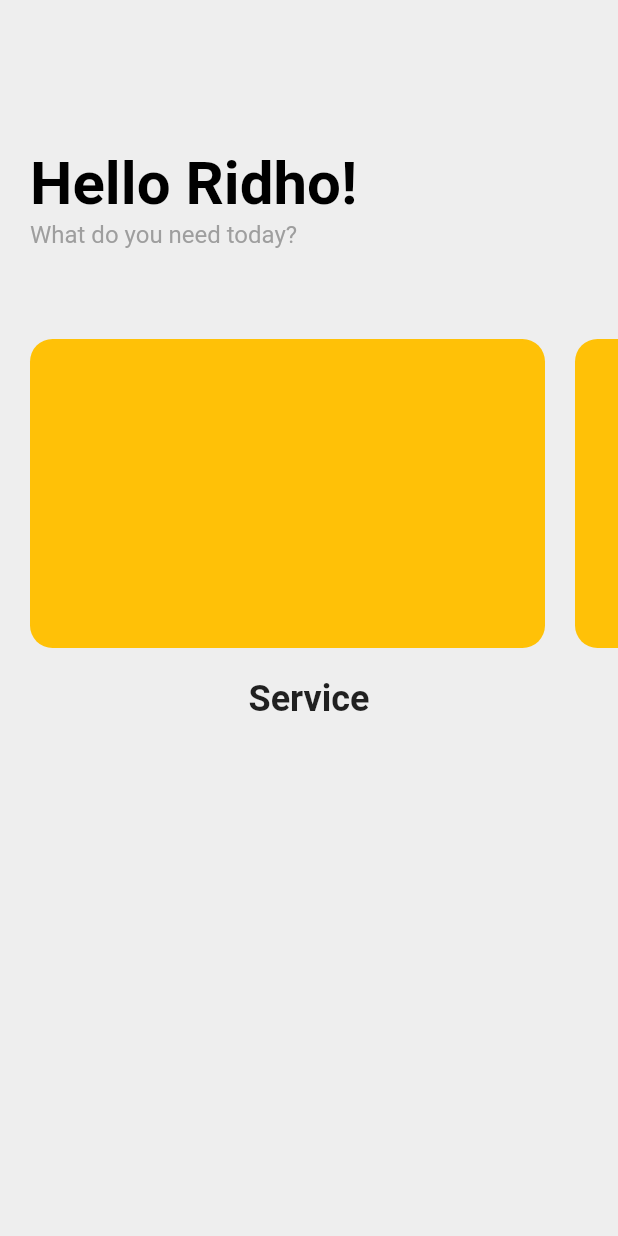
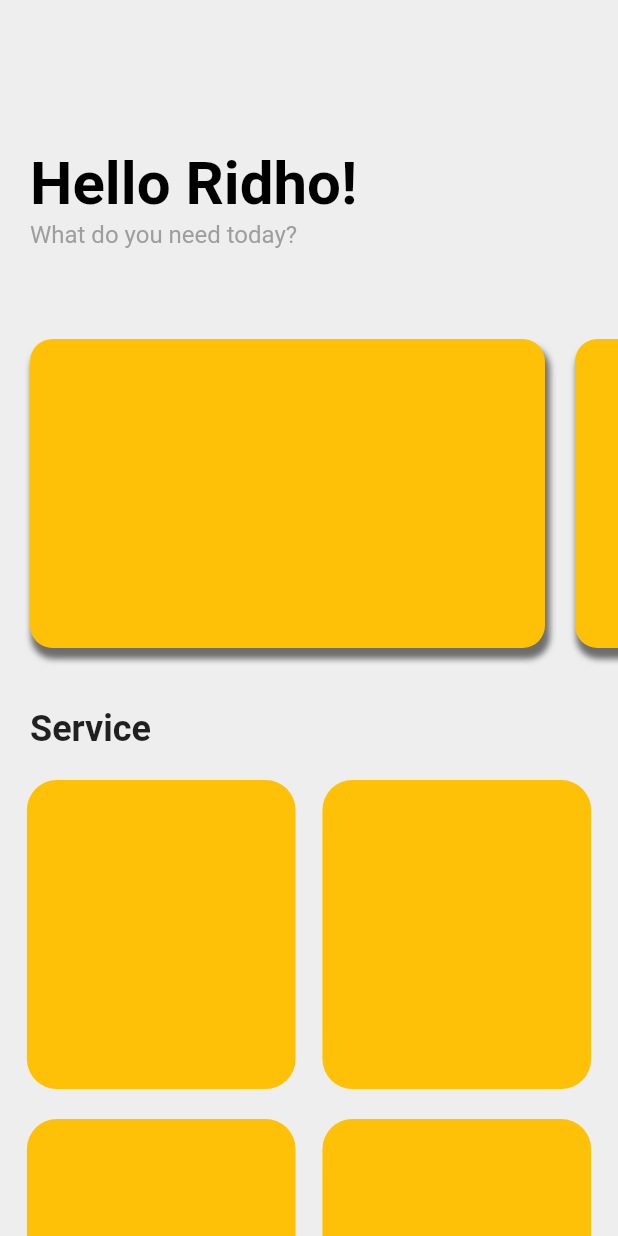
Before and after one commit to Muhammadridho100902/laundry_pintar-flutter, a Flutter app: the screen it shows after launch, on a phone screen of 412 x 824 dp. Run offline on Flutter 3.47's test engine with Material 2 defaults, Android fonts, the phone set to English and light mode, and no system bars.

Commit message:
adding service card

```diff
--- a/lib/page/home.dart
+++ b/lib/page/home.dart
@@ -1,7 +1,9 @@
 // ignore_for_file: prefer_const_constructors, sized_box_for_whitespace
 
 import 'package:flutter/material.dart';
+import 'package:laundry_pintar/widgets/feature_titled.dart';
 import 'package:laundry_pintar/widgets/name_container.dart';
+import 'package:laundry_pintar/widgets/service_card.dart';
 import 'package:laundry_pintar/widgets/voucher.dart';
 
 class Home extends StatelessWidget {
@@ -11,19 +13,17 @@ class Home extends StatelessWidget {
   Widget build(BuildContext context) {
     return Scaffold(
       backgroundColor: Colors.grey.shade200,
-      body: Column(
-        // ignore: prefer_const_literals_to_create_immutables
-        children: [
-          Name_Container(),
-          Voucher(),
-          Text(
-            "Service",
-            style: TextStyle(
-              fontSize: 24,
-              fontWeight: FontWeight.bold
-            ),
-          )
-        ],
+      body: SingleChildScrollView(
+        scrollDirection: Axis.vertical,
+        child: Column(
+          // ignore: prefer_const_literals_to_create_immutables
+          children: [
+            Name_Container(),
+            Voucher(),
+            Feature_Titled(),
+            Service_Card(),
+          ],
+        ),
       ),
     );
   }
--- /dev/null
+++ b/lib/widgets/feature_titled.dart
@@ -0,0 +1,26 @@
+// ignore_for_file: camel_case_types, prefer_const_constructors
+
+import 'package:flutter/material.dart';
+
+class Feature_Titled extends StatelessWidget {
+  const Feature_Titled({
+    Key? key,
+  }) : super(key: key);
+
+  @override
+  Widget build(BuildContext context) {
+    return Align(
+      alignment: Alignment.centerLeft,
+      child: Padding(
+        padding: const EdgeInsets.all(20),
+        child: Text(
+          "Service",
+          style: TextStyle(
+            fontSize: 24,
+            fontWeight: FontWeight.bold
+          ),
+        ),
+      ),
+    );
+  }
+}
--- /dev/null
+++ b/lib/widgets/service_card.dart
@@ -0,0 +1,59 @@
+import 'package:flutter/material.dart';
+
+class Service_Card extends StatelessWidget {
+  const Service_Card({
+    Key? key,
+  }) : super(key: key);
+
+  @override
+  Widget build(BuildContext context) {
+    return Column(
+      children: [
+        Row(
+          mainAxisAlignment: MainAxisAlignment.spaceEvenly,
+          children: [
+            Container(
+              width: MediaQuery.of(context).size.width/2.3,
+              height: MediaQuery.of(context).size.height/4,
+              decoration: BoxDecoration(
+                color: Colors.amber,
+                borderRadius: BorderRadius.circular(20)
+              ),
+            ),
+            Container(
+              width: MediaQuery.of(context).size.width/2.3,
+              height: MediaQuery.of(context).size.height/4,
+              decoration: BoxDecoration(
+                color: Colors.amber,
+                borderRadius: BorderRadius.circular(20)
+              ),
+            ),
+          ],
+        ),
+        SizedBox(height: 20,),
+        Row(
+          mainAxisAlignment: MainAxisAlignment.spaceEvenly,
+          children: [
+            Container(
+              width: MediaQuery.of(context).size.width/2.3,
+              height: MediaQuery.of(context).size.height/4,
+              decoration: BoxDecoration(
+                color: Colors.amber,
+                borderRadius: BorderRadius.circular(20)
+              ),
+            ),
+            Container(
+              width: MediaQuery.of(context).size.width/2.3,
+              height: MediaQuery.of(context).size.height/4,
+              decoration: BoxDecoration(
+                color: Colors.amber,
+                borderRadius: BorderRadius.circular(20)
+              ),
+            ),
+          ],
+        ),
+        SizedBox(height: 20),
+      ],
+    );
+  }
+}
--- a/lib/widgets/voucher.dart
+++ b/lib/widgets/voucher.dart
@@ -1,3 +1,5 @@
+// ignore_for_file: prefer_const_constructors
+
 import 'package:flutter/material.dart';
 
 class Voucher extends StatelessWidget {
@@ -20,24 +22,55 @@ class Voucher extends StatelessWidget {
               decoration: BoxDecoration(
                 color: Colors.amber,
                 borderRadius: BorderRadius.circular(15),
+                // ignore: prefer_const_literals_to_create_immutables
+                boxShadow: [
+                  BoxShadow(
+                    color: Colors.black54,
+                    blurRadius: 3,
+                    offset: Offset(2, 6),
+                    spreadRadius: 1
+                  ),
+                ],
               ),
             ),
-            SizedBox(width: 20,),
+            SizedBox(
+              width: 20,
+            ),
             Container(
               width: MediaQuery.of(context).size.width / 1.2,
               height: MediaQuery.of(context).size.height / 4,
               decoration: BoxDecoration(
                 color: Colors.amber,
                 borderRadius: BorderRadius.circular(15),
+                // ignore: prefer_const_literals_to_create_immutables
+                boxShadow: [
+                  BoxShadow(
+                    color: Colors.black54,
+                    blurRadius: 3,
+                    offset: Offset(2, 6),
+                    spreadRadius: 1
+                  ),
+                ],
               ),
             ),
-            SizedBox(width: 20,),
+            SizedBox(
+              width: 20,
+            ),
             Container(
               width: MediaQuery.of(context).size.width / 1.2,
               height: MediaQuery.of(context).size.height / 4,
               decoration: BoxDecoration(
                 color: Colors.amber,
                 borderRadius: BorderRadius.circular(15),
+                // ignore: prefer_const_literals_to_create_immutables
+                boxShadow: [
+                  BoxShadow(
+                    color: Colors.black54,
+                    blurRadius: 3,
+                    offset: Offset(2, 6),
+                    spreadRadius: 1
+                  ),
+                ],
               ),
             ),
           ],
```
